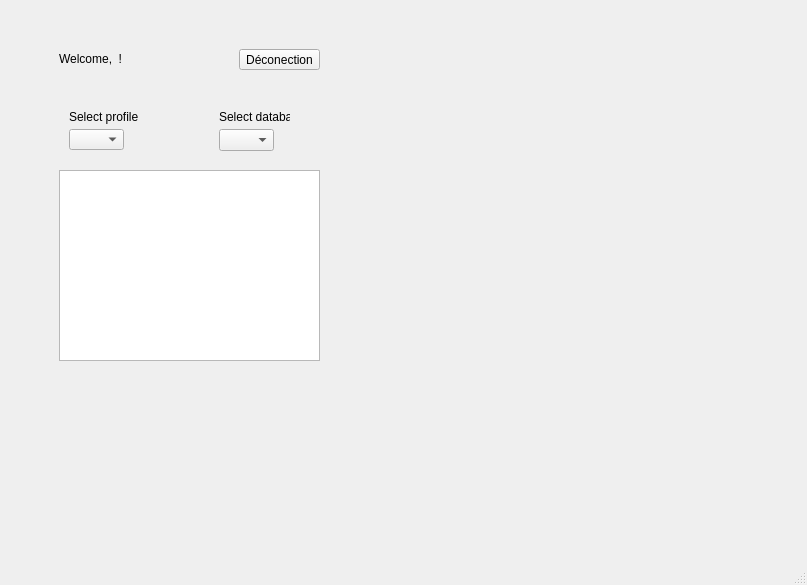
Above: mainwindow.ui from PokGT/QtTPS8 before the change. Below: the same form after it.
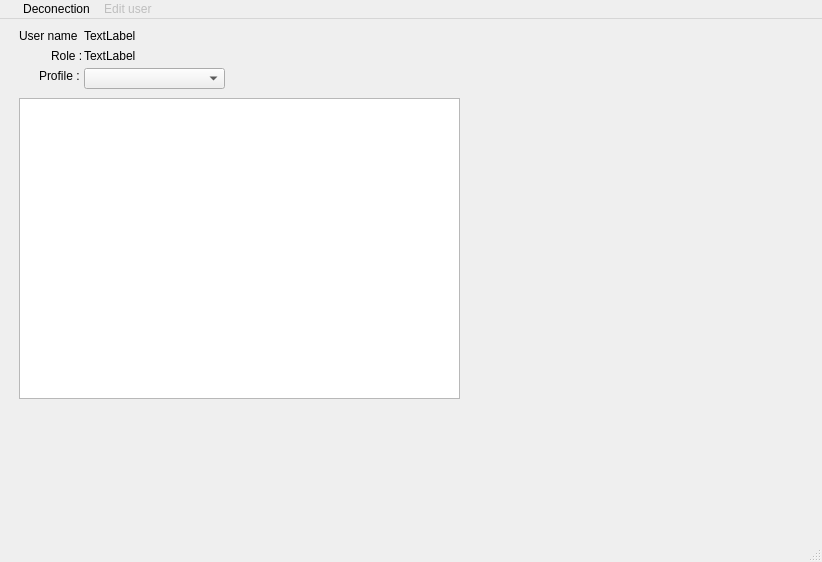
That is the form after the change. The open tabs and pages were chosen to show the change.

Commit message: Mise en place de la connexion et préparation du menu pour l'édition des utilisateurs

```diff
--- a/mainwindow.ui
+++ b/mainwindow.ui
@@ -6,8 +6,8 @@
    <rect>
     <x>0</x>
     <y>0</y>
-    <width>807</width>
-    <height>585</height>
+    <width>822</width>
+    <height>562</height>
    </rect>
   </property>
   <property name="windowTitle">
@@ -65,86 +65,92 @@
        </widget>
       </widget>
       <widget class="QWidget" name="pageAcceuil">
-       <widget class="QPushButton" name="PB_deconexion">
+       <widget class="QComboBox" name="CB_profile">
         <property name="geometry">
          <rect>
-          <x>230</x>
+          <x>75</x>
           <y>40</y>
-          <width>81</width>
+          <width>141</width>
           <height>21</height>
-         </rect>
-        </property>
-        <property name="text">
-         <string>Déconection</string>
-        </property>
-       </widget>
-       <widget class="QLabel" name="label_6">
-        <property name="geometry">
-         <rect>
-          <x>210</x>
-          <y>100</y>
-          <width>71</width>
-          <height>16</height>
-         </rect>
-        </property>
-        <property name="text">
-         <string>Select database</string>
-        </property>
-       </widget>
-       <widget class="QComboBox" name="comboBox">
-        <property name="geometry">
-         <rect>
-          <x>60</x>
-          <y>120</y>
-          <width>55</width>
-          <height>21</height>
-         </rect>
-        </property>
-       </widget>
-       <widget class="QComboBox" name="comboBox_2">
-        <property name="geometry">
-         <rect>
-          <x>210</x>
-          <y>120</y>
-          <width>55</width>
-          <height>22</height>
          </rect>
         </property>
        </widget>
        <widget class="QLabel" name="label_7">
         <property name="geometry">
          <rect>
-          <x>50</x>
-          <y>40</y>
-          <width>181</width>
-          <height>20</height>
+          <x>10</x>
+          <y>0</y>
+          <width>61</width>
+          <height>16</height>
          </rect>
         </property>
         <property name="text">
-         <string>Welcome, &lt;user&gt; !</string>
+         <string>User name :</string>
         </property>
        </widget>
        <widget class="QTableView" name="tableView">
         <property name="geometry">
          <rect>
-          <x>50</x>
-          <y>161</y>
-          <width>261</width>
-          <height>191</height>
+          <x>10</x>
+          <y>70</y>
+          <width>441</width>
+          <height>301</height>
          </rect>
         </property>
        </widget>
        <widget class="QLabel" name="label_8">
         <property name="geometry">
          <rect>
-          <x>60</x>
-          <y>100</y>
-          <width>81</width>
+          <x>30</x>
+          <y>40</y>
+          <width>41</width>
           <height>16</height>
          </rect>
         </property>
         <property name="text">
-         <string>Select profile</string>
+         <string>Profile :</string>
+        </property>
+       </widget>
+       <widget class="QLabel" name="label_9">
+        <property name="geometry">
+         <rect>
+          <x>42</x>
+          <y>20</y>
+          <width>31</width>
+          <height>16</height>
+         </rect>
+        </property>
+        <property name="autoFillBackground">
+         <bool>false</bool>
+        </property>
+        <property name="text">
+         <string>Role :</string>
+        </property>
+       </widget>
+       <widget class="QLabel" name="TL_userNameAcceuil">
+        <property name="geometry">
+         <rect>
+          <x>75</x>
+          <y>0</y>
+          <width>211</width>
+          <height>16</height>
+         </rect>
+        </property>
+        <property name="text">
+         <string>TextLabel</string>
+        </property>
+       </widget>
+       <widget class="QLabel" name="TL_roleAcceuil">
+        <property name="geometry">
+         <rect>
+          <x>75</x>
+          <y>20</y>
+          <width>211</width>
+          <height>16</height>
+         </rect>
+        </property>
+        <property name="text">
+         <string>TextLabel</string>
         </property>
        </widget>
       </widget>
@@ -231,10 +237,37 @@
     <rect>
      <x>0</x>
      <y>0</y>
-     <width>807</width>
-     <height>17</height>
+     <width>822</width>
+     <height>22</height>
     </rect>
    </property>
+   <widget class="QMenu" name="menu">
+    <property name="title">
+     <string/>
+    </property>
+   </widget>
+   <widget class="QMenu" name="menuDeconection">
+    <property name="title">
+     <string>Deconection</string>
+    </property>
+    <addaction name="actionQuit"/>
+   </widget>
+   <widget class="QMenu" name="menuEditUser">
+    <property name="enabled">
+     <bool>false</bool>
+    </property>
+    <property name="title">
+     <string>Edit user </string>
+    </property>
+    <addaction name="actionCreate_User"/>
+    <addaction name="actionRemove_User"/>
+    <addaction name="actionAdd_profile"/>
+    <addaction name="actionRemove_profile"/>
+    <addaction name="actionShow_all"/>
+   </widget>
+   <addaction name="menu"/>
+   <addaction name="menuDeconection"/>
+   <addaction name="menuEditUser"/>
   </widget>
   <widget class="QStatusBar" name="statusbar"/>
  </widget>
```
Left out of the diff: 89 changed lines with no effect on the pictures. The commit also changes 8 other files.
